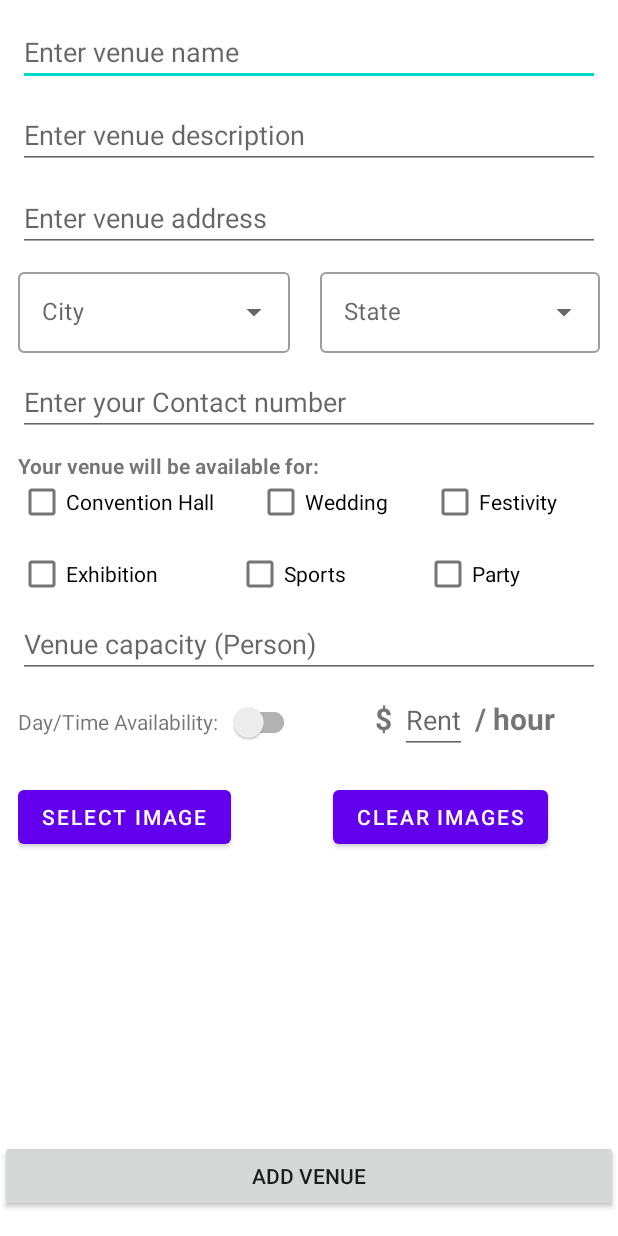
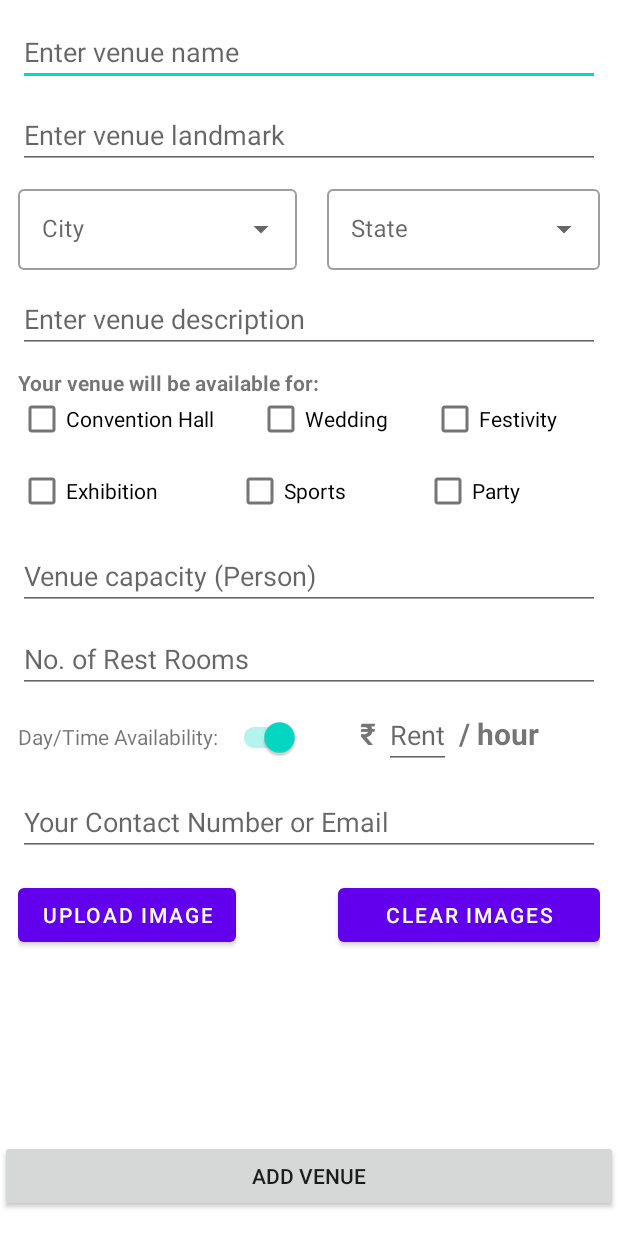
Before and after one commit to HarshPanchal18/Venue-Dealer, an Android app: the AddVenueActivity screen opened directly, with no data from a screen before it, on a phone screen of 412 x 824 dp. Run offline under Robolectric (Android 15) with nearby library versions, the phone set to English and light mode, and no system bars; our stand-ins replace Firebase (no records; nobody signed in at launch, a user with empty details on screens opened directly).

Commit message:
Implemented a recycler view for displaying selected images on add venue page
Replaced venue location edittext to venue landmark

Added an edittext for Number of rest rooms

Changed $ to the INR

Formatted Add venue page

Code improvements and fixes

```diff
--- a/app/build.gradle
+++ b/app/build.gradle
@@ -59,4 +59,7 @@ dependencies {
     implementation('com.google.android.gms:play-services-auth:20.4.1')
     implementation 'com.firebaseui:firebase-ui-firestore:8.0.2'
     implementation 'com.firebaseui:firebase-ui-database:8.0.2'
+
+    implementation 'com.github.bumptech.glide:glide:4.14.2'
+    //annotationProcessor 'com.github.bumptech.glide:compiler:4.14.2'
 }
--- a/app/src/main/java/com/example/book_venue/AddVenueActivity.kt
+++ b/app/src/main/java/com/example/book_venue/AddVenueActivity.kt
@@ -1,34 +1,34 @@
 package com.example.book_venue
 
 import android.Manifest
+import android.annotation.SuppressLint
 import android.content.Intent
 import android.content.pm.PackageManager
 import android.net.Uri
 import android.os.Bundle
-import android.widget.ArrayAdapter
-import android.widget.Toast
+import android.view.View
+import android.widget.*
 import androidx.appcompat.app.AppCompatActivity
 import androidx.core.app.ActivityCompat
 import androidx.core.content.ContextCompat
+import androidx.recyclerview.widget.LinearLayoutManager
 import com.google.firebase.auth.FirebaseAuth
 import com.google.firebase.auth.FirebaseUser
 import com.google.firebase.firestore.FirebaseFirestore
-import com.google.firebase.firestore.SetOptions
 import com.google.firebase.storage.FirebaseStorage
 import com.google.firebase.storage.StorageReference
 import kotlinx.android.synthetic.main.activity_add_venue.*
+import kotlin.random.Random
 
 class AddVenueActivity : AppCompatActivity() {
 
     private lateinit var summaryResult: HashMap<String,Any>
     private lateinit var venue_types:ArrayList<String>
+    private lateinit var imgUris:ArrayList<Uri>
 
     private lateinit var auth: FirebaseAuth
     private lateinit var user: FirebaseUser
     private lateinit var firestore:FirebaseFirestore
-
-    private lateinit var chooseImgList:ArrayList<Uri>
-    private lateinit var urlList:ArrayList<String>
 
     private lateinit var mStorageRef: StorageReference
     private lateinit var mStorage: FirebaseStorage
@@ -47,29 +47,69 @@ class AddVenueActivity : AppCompatActivity() {
 
         summaryResult= HashMap()
         venue_types= ArrayList()
-        urlList=ArrayList()
-        chooseImgList=ArrayList()
 
         addVenuebtn.setOnClickListener {
-            if(constructAndValidate()){
-                //uploadImages()
-                //uploadImagesToFirebase(chooseImgList)
+            if(validateAndBind()){
 
                 val documentRef = firestore.collection("venue").document()
                 documentRef.set(summaryResult).addOnSuccessListener {
-                    Toast.makeText(applicationContext,"Venue is Added",Toast.LENGTH_SHORT).show()
+                    Toast.makeText(applicationContext,"Venue is Added :)",Toast.LENGTH_SHORT).show()
                 }.addOnFailureListener {
                     Toast.makeText(applicationContext,it.message,Toast.LENGTH_SHORT).show()
                 }
                 clearFields()
+                finish()
             } else {
-                Toast.makeText(this,"Oops! you haven't entered proper data",Toast.LENGTH_SHORT).show()
+                Toast.makeText(this,"Oops! you haven't entered required data :(",Toast.LENGTH_SHORT).show()
             }
         }
 
+        val adapter=ImageAdapter(ArrayList())
+        selected_images_Rview.adapter=adapter
+        selected_images_Rview.layoutManager=LinearLayoutManager(this,LinearLayoutManager.HORIZONTAL,false)
+
         chooseImage.setOnClickListener { CheckPermissionAndGo() }
 
-        clearImage.setOnClickListener { selectedImg.setImageDrawable(null) }
+        clearImage.setOnClickListener {
+            imgUris.clear()
+            selected_images_Rview?.adapter?.notifyDataSetChanged()
+        }
+
+        autocompleteState.onItemSelectedListener=object: AdapterView.OnItemSelectedListener{
+
+            override fun onNothingSelected(p0: AdapterView<*>?) {}
+
+            override fun onItemSelected(adapter: AdapterView<*>?, view: View?, position: Int, id: Long) {
+                val cities: Array<String> =resources.getStringArray(R.array.gj_cities)+
+                        resources.getStringArray(R.array.mh_cities)+
+                        resources.getStringArray(R.array.rj_cities)
+
+                val states=resources.getStringArray(R.array.states)
+
+                val adapter1= ArrayAdapter(applicationContext,R.layout.dropdown_item,cities.sorted())
+                autocompleteCity.setAdapter(adapter1)
+
+                val adapter2= ArrayAdapter(applicationContext,R.layout.dropdown_item,states)
+                autocompleteState.setAdapter(adapter2)
+
+                if(position==0){
+                    adapter1.clear()
+                    adapter1.add(resources.getStringArray(R.array.gj_cities).toString())
+                    autocompleteCity.setAdapter(adapter1)
+                }
+                if(position==1){
+                    adapter1.clear()
+                    adapter1.add(resources.getStringArray(R.array.mh_cities).toString())
+                    autocompleteCity.setAdapter(adapter1)
+                }
+                if(position==2){
+                    adapter1.clear()
+                    adapter1.add(resources.getStringArray(R.array.rj_cities).toString())
+                    autocompleteCity.setAdapter(adapter1)
+                }
+                adapter1.notifyDataSetChanged()
+            }
+        }
 
     }
 
@@ -78,39 +118,6 @@ class AddVenueActivity : AppCompatActivity() {
             ActivityCompat.requestPermissions(this,arrayOf(Manifest.permission.READ_EXTERNAL_STORAGE),2)
         }
         openFileChooser()
-    }
-
-    private fun uploadImages() {
-        for(i in 0..chooseImgList.size){
-            val individualUri = chooseImgList[i]
-            if(individualUri!=null){
-                val imageFolder=FirebaseStorage.getInstance().reference.child("ItemImages")
-                val imageName=imageFolder.child("Image $i:")
-                imageName.putFile(individualUri).addOnSuccessListener {
-                    imageName.downloadUrl.addOnSuccessListener {
-                        urlList.add(it.toString())
-                        if(urlList.size==chooseImgList.size) {
-                            storeLinks(urlList)
-                        }
-                    }
-                }
-            } else {
-                Toast.makeText(this,"Unable to process :(",Toast.LENGTH_SHORT).show()
-            }
-        }
-    }
-
-    private fun storeLinks(urlList: ArrayList<String>) {
-        val model=ItemModel("",urlList)
-        firestore.collection("venue").add(model)
-            .addOnSuccessListener {
-                model.id=it.id
-                firestore.collection("venue").document(model.id)
-                    .set(model, SetOptions.merge()).addOnSuccessListener {
-                        // If image uploaded successfully
-                        Toast.makeText(this,"Images Uploaded",Toast.LENGTH_SHORT).show()
-                    }
-            }
     }
 
     private fun openFileChooser() {
@@ -127,14 +134,17 @@ class AddVenueActivity : AppCompatActivity() {
         if (requestCode == 1 && resultCode == RESULT_OK ) {
             if(data?.clipData!=null) {
                 // Get the URIs of the selected images
-                val imgUris=ArrayList<Uri>()
+                imgUris=ArrayList()
                 for(i in 0 until data.clipData!!.itemCount) {
                     val item=data.clipData!!.getItemAt(i)
                     imgUris.add(item.uri)
                 }
 
+                val adapter=ImageAdapter(imgUris)
+                selected_images_Rview.adapter=adapter
+
             for(i in 0 until imgUris.size) {
-                val imageRef=mStorageRef.child("images/venue/${System.currentTimeMillis()}_$i.jpg")
+                val imageRef=mStorageRef.child("images/venue/${System.currentTimeMillis()}_${Random(10000)}_$i.jpg")
                 val uploadTask=imageRef.putFile(imgUris[i])
                     .addOnSuccessListener {
                         // Get the URL of the uploaded image
@@ -143,22 +153,23 @@ class AddVenueActivity : AppCompatActivity() {
                             summaryResult.putAll(imgdata)
                         }
                     }
-            }
+                }
             }
         }
     }
 
-    private fun constructAndValidate() : Boolean {
+    private fun validateAndBind() : Boolean {
 
         val name=venueTitle.text.toString()
         val description=venueDescription.text.toString()
-        val location=venueLocation.text.toString()
+        val landmark=venueLandmark.text.toString()
         val city=autocompleteCity.text.toString()
         val state=autocompleteState.text.toString()
         val capacity=venueCapacity.text.toString()
         val dealerContact=dealerPhNo.text.toString()
         val availability= dayTimeAvailability.isChecked.toString()
         val rentPerHour=rentPrice.text.toString()
+        val restRooms=restRooms.text.toString()
 
         if(convHall.isChecked) venue_types.add(convHall.text.toString()+"\n")
         if(wedding.isChecked) venue_types.add(wedding.text.toString()+"\n")
@@ -169,12 +180,14 @@ class AddVenueActivity : AppCompatActivity() {
 
         if((name.isNotEmpty() &&
                     description.isNotEmpty() &&
-                    location.isNotEmpty() &&
+                    landmark.isNotEmpty() &&
                     city.isNotEmpty() &&
                     state.isNotEmpty() &&
                     capacity.isNotEmpty() &&
                     dealerContact.isNotEmpty() &&
-                    rentPerHour.isNotEmpty())
+                    rentPerHour.isNotEmpty() &&
+                    restRooms.isNotEmpty() &&
+                    imgUris.isNotEmpty())
             && (
                     wedding.isChecked ||
                     festivity.isChecked ||
@@ -183,37 +196,37 @@ class AddVenueActivity : AppCompatActivity() {
                     exhibition.isChecked ||
                     sports.isChecked
                     )
-            //&& imgUri?.path!=null
         ){
             summaryResult["Name"]=name
             summaryResult["Description"]=description
-            summaryResult["Location"]=location
+            summaryResult["Landmark"]=landmark
             summaryResult["City"]=city
             summaryResult["State"]=state
-            summaryResult["Dealer_Ph"]=dealerContact
+            summaryResult["DealerContact"]=dealerContact
             summaryResult["Types"]=venue_types.toSet().toString()
             summaryResult["Capacity"]=capacity
             summaryResult["RentPerHour"]=rentPerHour
+            summaryResult["RestRooms"]=restRooms
             summaryResult["Availability"]=availability
             summaryResult["userId"]=user.uid
 
-            Toast.makeText(applicationContext,summaryResult.toString(),Toast.LENGTH_LONG).show()
+            //Toast.makeText(applicationContext,summaryResult.toString(),Toast.LENGTH_LONG).show()
             return true
-        } else {
-            return false
         }
+        return false
     }
 
     private fun clearFields(){
 
         venueTitle.text.clear()
         venueDescription.text.clear()
-        venueLocation.text.clear()
+        venueLandmark.text.clear()
         dealerPhNo.text.clear()
         venueCapacity.text.clear()
         autocompleteCity.text.clear()
         autocompleteState.text.clear()
         rentPrice.text.clear()
+        restRooms.text.clear()
 
         convHall.isChecked=false
         sports.isChecked=false
@@ -221,34 +234,22 @@ class AddVenueActivity : AppCompatActivity() {
         wedding.isChecked=false
         festivity.isChecked=false
         party.isChecked=false
+        dayTimeAvailability.isChecked=true
 
         summaryResult.clear()
         venue_types.clear()
-        finish()
+        imgUris.clear()
+        selected_images_Rview?.adapter?.notifyDataSetChanged()
     }
 
     override fun onResume() {
         super.onResume()
-        var cities: Array<String> =resources.getStringArray(R.array.gj_cities)
-        val states=resources.getStringArray(R.array.states)
 
-        /*when(autocompleteState.text.toString()){
-            "Gujarat" -> {
-                cities=resources.getStringArray(R.array.gj_cities)
-                val adapter= ArrayAdapter(applicationContext,R.layout.dropdown_item,cities)
-                autocompleteCity.setAdapter(adapter)
-            }
-            "Maharashtra" -> {
-                cities=resources.getStringArray(R.array.mh_cities)
-                val adapter= ArrayAdapter(applicationContext,R.layout.dropdown_item,cities)
-                autocompleteCity.setAdapter(adapter)
-            }
-            "Rajasthan" -> {
-                cities=resources.getStringArray(R.array.rj_cities)
-                val adapter= ArrayAdapter(applicationContext,R.layout.dropdown_item,cities)
-                autocompleteCity.setAdapter(adapter)
-            }
-        }*/
+        val cities: Array<String> =(resources.getStringArray(R.array.gj_cities)+
+                                   resources.getStringArray(R.array.mh_cities)+
+                                   resources.getStringArray(R.array.rj_cities)).sortedArray()
+
+        val states=resources.getStringArray(R.array.states).sortedArray()
 
         var adapter= ArrayAdapter(applicationContext,R.layout.dropdown_item,cities)
         autocompleteCity.setAdapter(adapter)
--- a/app/src/main/res/layout/activity_add_venue.xml
+++ b/app/src/main/res/layout/activity_add_venue.xml
@@ -30,7 +30,7 @@
                 android:id="@+id/venueDescription"
                 android:layout_width="match_parent"
                 android:layout_height="wrap_content"
-                android:layout_below="@id/venueTitle"
+                android:layout_below="@id/cityState"
                 android:layout_marginTop="10dp"
                 android:hint="Enter venue description"
                 android:inputType="text"
@@ -38,18 +38,18 @@
                 android:maxLines="1" />
 
             <EditText
-                android:id="@+id/venueLocation"
+                android:id="@+id/venueLandmark"
                 android:layout_width="match_parent"
                 android:layout_height="wrap_content"
-                android:layout_below="@id/venueDescription"
+                android:layout_below="@id/venueTitle"
                 android:layout_marginTop="10dp"
-                android:hint="@string/venue_address"
+                android:hint="@string/venue_landmark"
                 android:inputType="text"
                 android:maxLines="1" />
 
             <LinearLayout
                 android:id="@+id/cityState"
-                android:layout_below="@id/venueLocation"
+                android:layout_below="@id/venueLandmark"
                 android:orientation="horizontal"
                 android:layout_width="match_parent"
                 android:layout_height="wrap_content">
@@ -115,7 +115,7 @@
                 android:id="@+id/dealerPhNo"
                 android:layout_width="match_parent"
                 android:layout_height="wrap_content"
-                android:layout_below="@id/cityState"
+                android:layout_below="@id/availableLayout"
                 android:layout_marginTop="10dp"
                 android:hint="@string/dealer_contact_number"
                 android:inputType="phone"
@@ -124,7 +124,7 @@
             <TextView
                 android:layout_width="wrap_content"
                 android:layout_height="wrap_content"
-                android:layout_below="@id/dealerPhNo"
+                android:layout_below="@id/venueDescription"
                 android:layout_marginTop="10dp"
                 android:text="Your venue will be available for:"
                 android:textStyle="bold" />
@@ -133,7 +133,7 @@
                 android:id="@+id/venueTypes"
                 android:orientation="horizontal"
                 android:layout_marginTop="20dp"
-                android:layout_below="@id/dealerPhNo"
+                android:layout_below="@id/venueDescription"
                 android:layout_width="match_parent"
                 android:layout_height="wrap_content">
 
@@ -188,19 +188,31 @@
                 android:layout_width="match_parent"
                 android:layout_height="wrap_content"
                 android:layout_below="@id/venueTypes1"
+                android:layout_marginVertical="10dp"
                 android:hint="Venue capacity (Person)"
                 android:inputType="number"
+                android:lines="1"
                 android:maxLength="10" />
+
+            <EditText
+                android:id="@+id/restRooms"
+                android:layout_width="match_parent"
+                android:layout_height="wrap_content"
+                android:layout_below="@id/venueCapacity"
+                android:hint="No. of Rest Rooms"
+                android:inputType="number"
+                android:lines="1"
+                android:maxLength="3" />
 
             <LinearLayout
                 android:layout_marginTop="5dp"
                 android:id="@+id/availableLayout"
                 android:layout_width="match_parent"
                 android:layout_height="wrap_content"
-                android:layout_below="@id/venueCapacity">
+                android:layout_below="@id/restRooms">
 
                 <LinearLayout
-                    android:layout_weight="2"
+                    android:layout_weight="1"
                     android:orientation="horizontal"
                     android:layout_width="wrap_content"
                     android:layout_height="wrap_content">
@@ -214,8 +226,8 @@
                     android:id="@+id/dayTimeAvailability"
                     android:layout_width="wrap_content"
                     android:layout_height="wrap_content"
+                    android:checked="true"
                     android:layout_marginStart="6dp" />
-
                 </LinearLayout>
 
                 <LinearLayout
@@ -225,7 +237,7 @@
                     android:layout_height="wrap_content">
 
                 <TextView
-                    android:text="$"
+                    android:text="@string/indian_ruppee"
                     android:textSize="20dp"
                     android:textStyle="bold"
                     android:layout_marginStart="20dp"
@@ -249,38 +261,21 @@
                 </LinearLayout>
             </LinearLayout>
 
-            <LinearLayout
-                android:id="@+id/rentLayout"
-                android:orientation="horizontal"
-                android:layout_below="@id/availableLayout"
-                android:layout_width="match_parent"
-                android:layout_height="wrap_content">
-
-            </LinearLayout>
-
             <Button
                 android:id="@+id/chooseImage"
                 android:layout_width="wrap_content"
                 android:layout_height="wrap_content"
-                android:layout_below="@id/availableLayout"
+                android:layout_below="@id/dealerPhNo"
                 android:layout_marginTop="15dp"
-                android:text="Select image" />
-
-            <!--<ImageView
-                android:id="@+id/imageView"
-                android:layout_width="wrap_content"
-                android:layout_height="wrap_content"
-                android:layout_below="@id/chooseImage"
-                android:layout_alignParentStart="true"
-                android:layout_marginStart="5dp"
-                tools:srcCompat="@tools:sample/avatars" />-->
+                android:text="Upload image" />
 
             <Button
                 android:id="@+id/clearImage"
                 android:layout_width="wrap_content"
                 android:layout_height="wrap_content"
-                android:layout_below="@id/availableLayout"
+                android:layout_below="@id/dealerPhNo"
                 android:layout_marginStart="68dp"
+                android:layout_alignParentEnd="true"
                 android:layout_marginTop="15dp"
                 android:layout_toEndOf="@id/chooseImage"
                 android:text="Clear images" />
@@ -294,12 +289,20 @@
                 android:layout_centerInParent="true"
                 android:layout_marginTop="17dp" />
 
-            <ImageView
+            <!--<ImageView
                 android:id="@+id/selectedImg"
                 android:layout_width="wrap_content"
                 android:layout_height="wrap_content"
                 android:layout_below="@id/chooseImage"
-                android:layout_centerHorizontal="true" />
+                android:layout_centerHorizontal="true" />-->
+
+            <androidx.recyclerview.widget.RecyclerView
+                android:id="@+id/selected_images_Rview"
+                android:layout_width="match_parent"
+                android:layout_height="120dp"
+                android:padding="5dp"
+                android:layout_below="@id/chooseImage"
+                android:layout_marginTop="16sp" />
         </RelativeLayout>
     </ScrollView>
 
--- /dev/null
+++ b/app/src/main/res/layout/item_image.xml
@@ -0,0 +1,6 @@
+<?xml version="1.0" encoding="utf-8"?>
+<ImageView xmlns:android="http://schemas.android.com/apk/res/android"
+    android:id="@+id/image"
+    android:paddingHorizontal="8dp"
+    android:layout_width="wrap_content"
+    android:layout_height="150sp"/>
--- a/app/src/main/res/values/strings.xml
+++ b/app/src/main/res/values/strings.xml
@@ -46,10 +46,12 @@
     </string>
     <string name="show_data">Show Data</string>
     <string name="first_name">First Name</string>
-    <string name="venue_address">Enter venue address</string>
+    <string name="venue_landmark">Enter venue landmark</string>
     <string name="venue_name">Enter venue name</string>
     <string name="add_venue">Add Venue</string>
-    <string name="dealer_contact_number">Enter your Contact number</string>
+    <string name="dealer_contact_number">Your Contact Number or Email</string>
+    <string name="indian_ruppee">₹</string>
+    <string name="indian_ruppee2">\u20B9</string>
 
     <string-array name="gj_cities">
         <item>Surat</item>
```
Also changed, not shown: app/src/main/java/com/example/book_venue/ImageAdapter.kt (added, +27 -0 lines).
